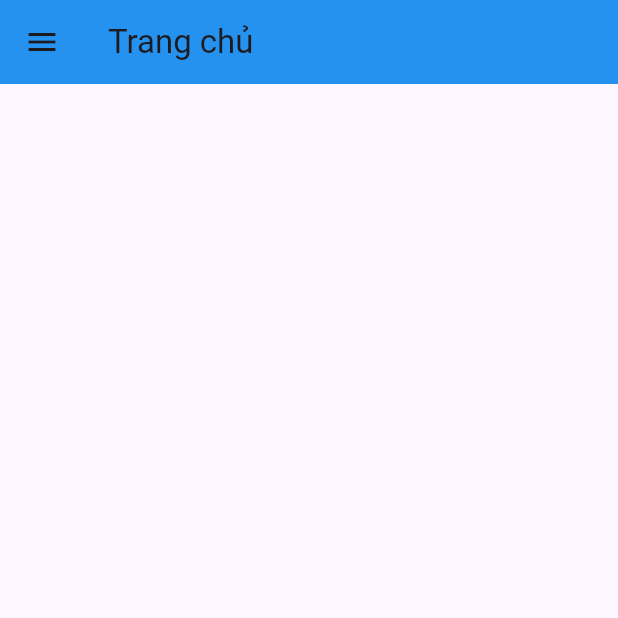
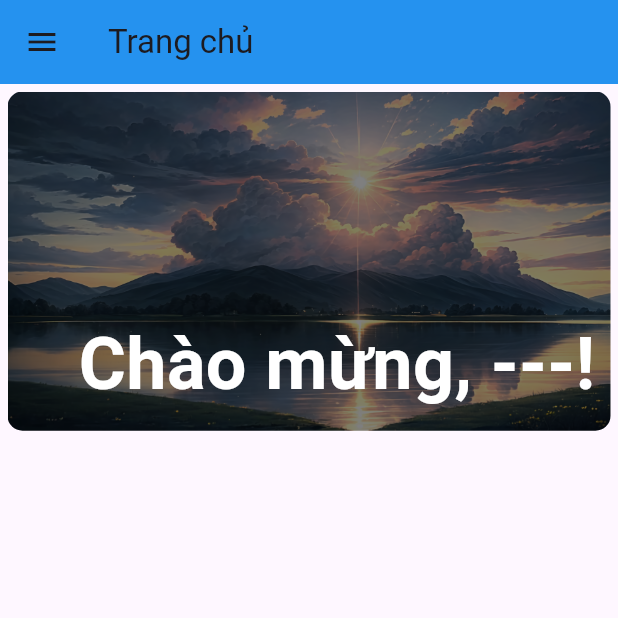
Before and after one commit to Serious-senpai/resident-manager, a Flutter app: the HomePage screen opened by its route, on a phone screen of 412 x 824 dp, the top half of it. Run offline on Flutter 3.47's test engine with Material 3 defaults, Android fonts, the phone set to English and light mode, and no system bars; our stand-ins replace flutter_localization, fluttertoast; missing offline and left inert: async_locks, pinenacl; statements that could not run were skipped.

Commit message:
Implement home page header

```diff
--- a/app/resident_manager/lib/src/models/info.dart
+++ b/app/resident_manager/lib/src/models/info.dart
@@ -58,10 +58,10 @@ class PublicInfo extends PersonalInfo with Snowflake {
   @override
   final int id;
 
-  /// The username for the registration request, this data is only available from the admin endpoint.
+  /// The username information, this data is only available from the admin endpoint.
   String? username;
 
-  /// The hashed password for the registration request, this data is only available from the admin endpoint.
+  /// The hashed password information, this data is only available from the admin endpoint.
   String? hashedPassword;
 
   /// Constructs a [PublicInfo] object with the given [id], [name], [room], [birthday], [phone], and [email].
--- a/app/resident_manager/lib/src/state.dart
+++ b/app/resident_manager/lib/src/state.dart
@@ -43,11 +43,16 @@ class _Authorization extends PublicAuthorization {
     );
 
     final result = response.statusCode < 400;
+    if (result) {
+      if (!isAdmin) {
+        resident = Resident.fromJson(json.decode(utf8.decode(response.bodyBytes)));
+      }
 
-    if (result && remember) {
-      await _withLoginFile((file) => file.writeAsString(json.encode(toJson())));
-    } else {
-      await removeAuthData();
+      if (remember) {
+        await _withLoginFile((file) => file.writeAsString(json.encode(toJson())));
+      } else {
+        await removeAuthData();
+      }
     }
 
     return result;
--- a/app/resident_manager/lib/src/translations.dart
+++ b/app/resident_manager/lib/src/translations.dart
@@ -58,6 +58,7 @@ class AppLocale {
   static const String Cancel = "Cancel";
   static const String Option = "Option";
   static const String DeleteAccount = "DeleteAccount";
+  static const String Welcome = "Welcome";
 
   static const Map<String, dynamic> EN = {
     Login: "Login",
@@ -119,6 +120,7 @@ class AppLocale {
     Cancel: "Cancel",
     Option: "Option",
     DeleteAccount: "Delete account",
+    Welcome: "Welcome",
   };
 
   static const Map<String, dynamic> VI = {
@@ -181,5 +183,6 @@ class AppLocale {
     Cancel: "Hủy bỏ",
     Option: "Tùy chọn",
     DeleteAccount: "Xóa tài khoản",
+    Welcome: "Chào mừng",
   };
 }
--- a/app/resident_manager/lib/src/widgets/home.dart
+++ b/app/resident_manager/lib/src/widgets/home.dart
@@ -1,3 +1,5 @@
+import "dart:math";
+
 import "package:flutter/material.dart";
 import "package:flutter_localization/flutter_localization.dart";
 
@@ -15,6 +17,9 @@ class HomePage extends StateAwareWidget {
 class HomePageState extends AbstractCommonState<HomePage> with CommonStateMixin<HomePage> {
   @override
   Scaffold buildScaffold(BuildContext context) {
+    final mediaQuery = MediaQuery.of(context);
+    const padding = 5.0;
+
     return Scaffold(
       key: scaffoldKey,
       appBar: AppBar(
@@ -24,6 +29,46 @@ class HomePageState extends AbstractCommonState<HomePage> with CommonStateMixin<
         ),
         title: Text(AppLocale.Home.getString(context)),
       ),
+      body: Padding(
+        padding: const EdgeInsets.all(padding),
+        child: Column(
+          children: [
+            Container(
+              decoration: BoxDecoration(
+                borderRadius: BorderRadius.circular(10),
+                image: DecorationImage(
+                  colorFilter: ColorFilter.mode(Colors.black.withOpacity(0.5), BlendMode.darken),
+                  image: const AssetImage("assets/landscape.png"),
+                  fit: BoxFit.cover,
+                ),
+              ),
+              height: min(0.5 * mediaQuery.size.height, 9 / 16 * (mediaQuery.size.width - 2 * padding)),
+              width: mediaQuery.size.width - 2 * padding,
+              child: Padding(
+                padding: const EdgeInsets.all(2 * padding),
+                child: Column(
+                  // Alignment hack: https://stackoverflow.com/a/54174185
+                  mainAxisAlignment: MainAxisAlignment.end,
+                  crossAxisAlignment: CrossAxisAlignment.end,
+                  children: [
+                    Text(
+                      "${AppLocale.Welcome.getString(context)}, ${state.authorization?.resident?.name ?? "---"}!",
+                      style: const TextStyle(
+                        color: Colors.white,
+                        fontSize: 48,
+                        fontWeight: FontWeight.bold,
+                        overflow: TextOverflow.ellipsis,
+                      ),
+                      textAlign: TextAlign.right,
+                    ),
+                  ],
+                ),
+              ),
+            ),
+            // More stuff here...
+          ],
+        ),
+      ),
       drawer: createDrawer(context),
     );
   }
```
Also changed, not shown: app/resident_manager/assets/landscape.png (added).
